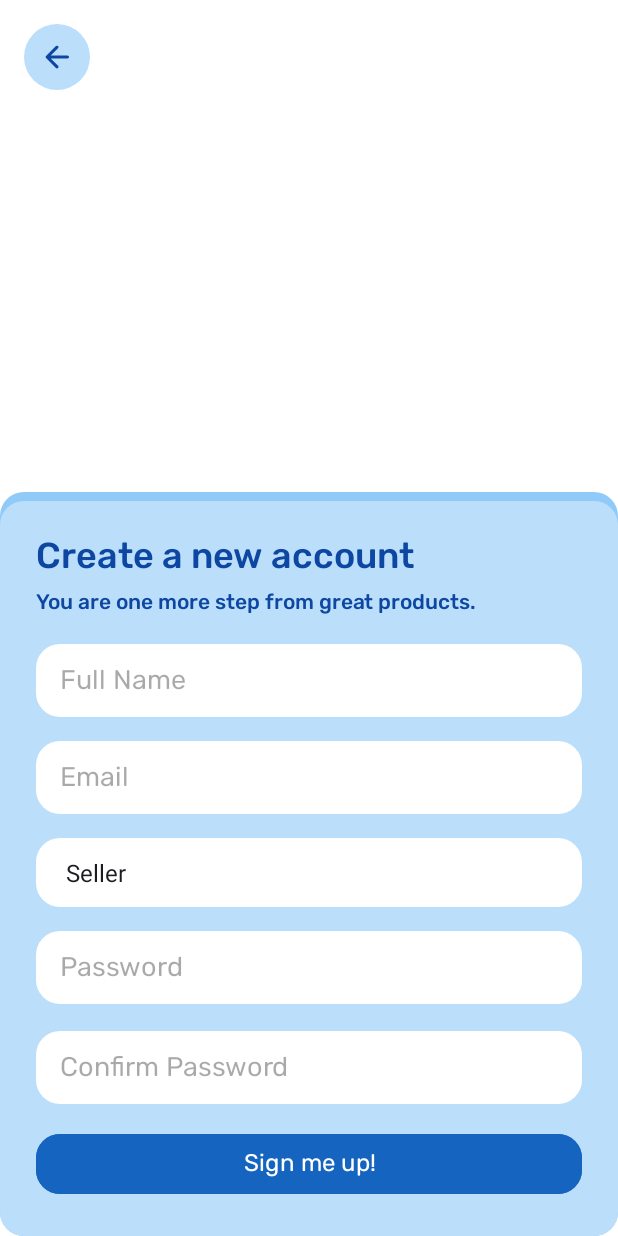
After one commit to C241-BB02/mobile, an Android app: the RegisterActivity screen opened directly, with no data from a screen before it, on a phone screen of 412 x 824 dp. The commit adds this screen. Run offline under Robolectric (Android 15) with nearby library versions, the light colour scheme and no system bars.

Commit message:
wip: update login dialog and create register activity

```diff
--- a/app/src/main/AndroidManifest.xml
+++ b/app/src/main/AndroidManifest.xml
@@ -13,6 +13,9 @@
         android:theme="@style/Theme.BlurredBasket"
         tools:targetApi="31">
         <activity
+            android:name=".onboarding.RegisterActivity"
+            android:exported="false" />
+        <activity
             android:name=".onboarding.OnboardingActivity"
             android:exported="true">
             <intent-filter>
--- a/app/src/main/java/com/c241bb02/blurredbasket/onboarding/OnboardingActivity.kt
+++ b/app/src/main/java/com/c241bb02/blurredbasket/onboarding/OnboardingActivity.kt
@@ -1,12 +1,12 @@
 package com.c241bb02.blurredbasket.onboarding
 
-import android.os.Build
+import android.content.Intent
 import android.os.Bundle
 import android.view.LayoutInflater
-import android.view.WindowInsetsController.APPEARANCE_LIGHT_STATUS_BARS
-import androidx.annotation.RequiresApi
+import android.view.View
+import android.widget.Button
+import android.widget.EditText
 import androidx.appcompat.app.AppCompatActivity
-import androidx.constraintlayout.widget.ConstraintLayout
 import androidx.core.content.ContextCompat
 import androidx.core.view.WindowCompat
 import com.c241bb02.blurredbasket.R
@@ -14,9 +14,8 @@ import com.c241bb02.blurredbasket.databinding.ActivityOnboardingBinding
 import com.google.android.material.bottomsheet.BottomSheetDialog
 
 class OnboardingActivity : AppCompatActivity() {
+    private lateinit var binding: ActivityOnboardingBinding
 
-    private lateinit var binding: ActivityOnboardingBinding
-    @RequiresApi(Build.VERSION_CODES.R)
     override fun onCreate(savedInstanceState: Bundle?) {
         super.onCreate(savedInstanceState)
         binding = ActivityOnboardingBinding.inflate(layoutInflater)
@@ -37,9 +36,30 @@ class OnboardingActivity : AppCompatActivity() {
         with(binding) {
             loginButton.setOnClickListener {
                 val dialog = BottomSheetDialog(this@OnboardingActivity, R.style.CustomBottomSheetDialog)
-                dialog.setContentView(R.layout.login_dialog)
+                val view = LayoutInflater.from(this@OnboardingActivity).inflate(R.layout.login_dialog, null)
+                dialog.setContentView(view)
+                setupLoginDialog(dialog, view)
                 dialog.show()
             }
+
+            registerButton.setOnClickListener {
+                val moveIntent = Intent(this@OnboardingActivity, RegisterActivity::class.java)
+                startActivity(moveIntent)
+            }
+
+        }
+    }
+
+    private fun setupLoginDialog(dialog: BottomSheetDialog, view: View) {
+        val loginTriggerButton = view.findViewById<Button>(R.id.login_trigger_button)
+        val emailInput = view.findViewById<EditText>(R.id.emailEditText)
+        val passwordInput = view.findViewById<EditText>(R.id.passwordEditText)
+
+        loginTriggerButton.setOnClickListener {
+            val email = emailInput.text.toString()
+            val password = passwordInput.text.toString()
+            // TODO: hit backend
+            // dialog.dismiss()
         }
     }
 }
--- /dev/null
+++ b/app/src/main/java/com/c241bb02/blurredbasket/onboarding/RegisterActivity.kt
@@ -0,0 +1,50 @@
+package com.c241bb02.blurredbasket.onboarding
+
+import androidx.appcompat.app.AppCompatActivity
+import android.os.Bundle
+import android.widget.ArrayAdapter
+import android.widget.Spinner
+import androidx.core.content.ContextCompat
+import androidx.core.view.WindowCompat
+import com.c241bb02.blurredbasket.R
+import com.c241bb02.blurredbasket.databinding.ActivityRegisterBinding
+
+class RegisterActivity : AppCompatActivity() {
+    private lateinit var binding: ActivityRegisterBinding
+    override fun onCreate(savedInstanceState: Bundle?) {
+        super.onCreate(savedInstanceState)
+        binding = ActivityRegisterBinding.inflate(layoutInflater)
+        setContentView(binding.root)
+
+        setupStatusBar()
+        setupButtons()
+
+        val spinner: Spinner = findViewById(R.id.planets_spinner)
+// Create an ArrayAdapter using the string array and a default spinner layout.
+        ArrayAdapter.createFromResource(
+            this,
+            R.array.planets_array,
+            android.R.layout.simple_spinner_item
+        ).also { adapter ->
+            // Specify the layout to use when the list of choices appears.
+            adapter.setDropDownViewResource(android.R.layout.simple_spinner_dropdown_item)
+            // Apply the adapter to the spinner.
+            spinner.adapter = adapter
+        }
+    }
+
+    private fun setupStatusBar() {
+        window.statusBarColor = ContextCompat.getColor(this, R.color.white)
+        WindowCompat.getInsetsController(window, window.decorView).apply {
+            isAppearanceLightStatusBars = true
+        }
+    }
+
+    private fun setupButtons() {
+        with(binding) {
+            registerBackButton.setOnClickListener {
+                onBackPressedDispatcher.onBackPressed()
+            }
+        }
+    }
+}
--- /dev/null
+++ b/app/src/main/res/drawable/back_button_bg.xml
@@ -0,0 +1,8 @@
+<?xml version="1.0" encoding="utf-8"?>
+<shape xmlns:android="http://schemas.android.com/apk/res/android">
+    <solid
+        android:color="@color/blue_100" />
+
+    <corners
+        android:radius="64dp" />
+</shape>
--- /dev/null
+++ b/app/src/main/res/drawable/input_bg.xml
@@ -0,0 +1,8 @@
+<?xml version="1.0" encoding="utf-8"?>
+<shape xmlns:android="http://schemas.android.com/apk/res/android">
+    <solid
+        android:color="@color/white" />
+
+    <corners
+        android:radius="16dp" />
+</shape>
--- /dev/null
+++ b/app/src/main/res/drawable/register_account_bg.xml
@@ -0,0 +1,18 @@
+<?xml version="1.0" encoding="utf-8"?>
+<layer-list xmlns:android="http://schemas.android.com/apk/res/android">
+    <!-- This is the line -->
+    <item>
+        <shape>
+            <padding android:left="0dp" android:top="6dp" android:right="0dp" android:bottom="0dp"/>
+            <solid android:color="@color/blue_200" />
+            <corners android:radius="16dp" />
+        </shape>
+    </item>
+    <!-- This is the main color -->
+    <item>
+        <shape>
+            <solid android:color="@color/blue_100" />
+            <corners android:radius="16dp" />
+        </shape>
+    </item>
+</layer-list>
--- /dev/null
+++ b/app/src/main/res/drawable/rounded_arrow_back_24.xml
@@ -0,0 +1,5 @@
+<vector android:autoMirrored="true" android:height="24dp"
+    android:tint="#000000" android:viewportHeight="960"
+    android:viewportWidth="960" android:width="24dp" xmlns:android="http://schemas.android.com/apk/res/android">
+    <path android:fillColor="@android:color/white" android:pathData="M313,520L509,716Q521,728 520.5,744Q520,760 508,772Q496,783 480,783.5Q464,784 452,772L188,508Q182,502 179.5,495Q177,488 177,480Q177,472 179.5,465Q182,458 188,452L452,188Q463,177 479.5,177Q496,177 508,188Q520,200 520,216.5Q520,233 508,245L313,440L760,440Q777,440 788.5,451.5Q800,463 800,480Q800,497 788.5,508.5Q777,520 760,520L313,520Z"/>
+</vector>
--- a/app/src/main/res/layout/activity_onboarding.xml
+++ b/app/src/main/res/layout/activity_onboarding.xml
@@ -125,7 +125,7 @@
         android:layout_width="match_parent"
         android:layout_height="wrap_content"
         android:layout_marginHorizontal="40dp"
-        android:backgroundTint="@color/blue_900"
+        android:backgroundTint="@color/blue_800"
         android:fontFamily="@font/rubik_regular"
         android:minWidth="150dp"
         android:paddingVertical="12dp"
--- /dev/null
+++ b/app/src/main/res/layout/activity_register.xml
@@ -0,0 +1,116 @@
+<?xml version="1.0" encoding="utf-8"?>
+<RelativeLayout xmlns:android="http://schemas.android.com/apk/res/android"
+    xmlns:app="http://schemas.android.com/apk/res-auto"
+    xmlns:tools="http://schemas.android.com/tools"
+    android:layout_width="match_parent"
+    android:layout_height="match_parent"
+    tools:context=".onboarding.RegisterActivity"
+    android:background="@color/white">
+
+    <ImageButton
+        android:id="@+id/register_back_button"
+        android:layout_width="wrap_content"
+        android:layout_height="wrap_content"
+        android:src="@drawable/rounded_arrow_back_24"
+        android:background="@drawable/back_button_bg"
+        app:tint="@color/blue_900"
+        android:padding="10dp"
+        android:layout_margin="16dp"
+        android:contentDescription="@string/back_button" />
+
+    <LinearLayout
+        android:id="@+id/register_form"
+        android:orientation="vertical"
+        android:background="@drawable/register_account_bg"
+        android:padding="24dp"
+        android:layout_width="match_parent"
+        android:layout_height="wrap_content"
+        android:layout_alignParentBottom="true">
+
+        <TextView
+            android:text="@string/register_form_title"
+            android:fontFamily="@font/rubik_medium"
+            android:textColor="@color/blue_900"
+            android:textSize="24sp"
+            android:layout_width="wrap_content"
+            android:layout_height="wrap_content" />
+
+
+        <TextView
+            android:text="@string/register_form_description"
+            android:fontFamily="@font/rubik_medium"
+            android:textColor="@color/blue_900"
+            android:textSize="14sp"
+            android:layout_width="wrap_content"
+            android:layout_height="wrap_content" />
+
+        <Space
+            android:layout_width="match_parent"
+            android:layout_height="16dp" />
+
+        <EditText
+            android:layout_width="match_parent"
+            android:layout_height="wrap_content"
+            style="@style/Custom.EditText"
+            android:inputType="textPersonName"
+            android:hint="@string/full_name"/>
+
+        <Space
+            android:layout_width="match_parent"
+            android:layout_height="16dp" />
+
+        <EditText
+            android:layout_width="match_parent"
+            android:layout_height="wrap_content"
+            style="@style/Custom.EditText"
+            android:inputType="textEmailAddress"
+            android:hint="@string/email"/>
+
+        <Space
+            android:layout_width="match_parent"
+            android:layout_height="16dp" />
+
+        <Spinner
+            android:id="@+id/planets_spinner"
+            android:background="@drawable/input_bg"
+            android:padding="12dp"
+            android:layout_width="match_parent"
+            android:layout_height="wrap_content" />
+
+        <Space
+            android:layout_width="match_parent"
+            android:layout_height="16dp" />
+
+        <EditText
+            android:layout_width="match_parent"
+            android:layout_height="wrap_content"
+            style="@style/Custom.EditText"
+            android:inputType="textPassword"
+            android:hint="@string/password"/>
+
+        <Space
+            android:layout_width="match_parent"
+            android:layout_height="18dp" />
+
+        <EditText
+            android:layout_width="match_parent"
+            android:layout_height="wrap_content"
+            style="@style/Custom.EditText"
+            android:inputType="textPassword"
+            android:hint="@string/confirm_password"/>
+
+        <Space
+            android:layout_width="match_parent"
+            android:layout_height="16dp" />
+
+        <Button
+            android:id="@+id/login_trigger_button"
+            android:layout_width="match_parent"
+            android:layout_height="wrap_content"
+            android:backgroundTint="@color/blue_800"
+            android:text="@string/sign_me_up"
+            android:textSize="16sp"
+            app:cornerRadius="16dp"
+            android:fontFamily="@font/rubik_regular"/>
+    </LinearLayout>
+</RelativeLayout>
--- a/app/src/main/res/layout/login_dialog.xml
+++ b/app/src/main/res/layout/login_dialog.xml
@@ -4,10 +4,10 @@
     android:layout_width="match_parent"
     android:layout_height="match_parent"
     android:background="@drawable/login_dialog_bg"
-    android:minHeight="400dp"
-    android:id="@+id/login_dialog_weo">
+    android:paddingBottom="32dp">
 
     <com.google.android.material.bottomsheet.BottomSheetDragHandleView
+        app:tint="@color/blue_900"
         android:layout_width="wrap_content"
         android:layout_height="wrap_content"
         app:layout_constraintEnd_toEndOf="parent"
@@ -21,6 +21,20 @@
         android:orientation="vertical"
         app:layout_constraintGuide_begin="40dp" />
 
+    <androidx.constraintlayout.widget.Guideline
+        android:id="@+id/guideline8"
+        android:layout_width="wrap_content"
+        android:layout_height="wrap_content"
+        android:orientation="horizontal"
+        app:layout_constraintGuide_begin="48dp" />
+
+    <androidx.constraintlayout.widget.Guideline
+        android:id="@+id/guideline9"
+        android:layout_width="wrap_content"
+        android:layout_height="wrap_content"
+        android:orientation="vertical"
+        app:layout_constraintGuide_end="40dp" />
+
     <TextView
         android:textColor="#0D47A1"
         android:textSize="32sp"
@@ -28,14 +42,47 @@
         android:id="@+id/textView"
         android:layout_width="wrap_content"
         android:layout_height="wrap_content"
-        android:text="Login"
+        android:text="@string/login"
         app:layout_constraintStart_toStartOf="@+id/guideline7"
         app:layout_constraintTop_toTopOf="@+id/guideline8" />
 
-    <androidx.constraintlayout.widget.Guideline
-        android:id="@+id/guideline8"
-        android:layout_width="wrap_content"
+    <EditText
+        android:id="@+id/emailEditText"
+        android:background="@drawable/input_bg"
+        android:layout_width="match_parent"
         android:layout_height="wrap_content"
-        android:orientation="horizontal"
-        app:layout_constraintGuide_begin="48dp" />
+        style="@style/Custom.EditText"
+        android:layout_marginHorizontal="40dp"
+        android:layout_marginTop="16dp"
+        android:inputType="textEmailAddress"
+        android:hint="@string/email"
+        android:autofillHints="emailAddress"
+        app:layout_constraintTop_toBottomOf="@+id/textView" />
+
+    <EditText
+        android:id="@+id/passwordEditText"
+        android:background="@drawable/input_bg"
+        android:layout_width="match_parent"
+        android:layout_height="wrap_content"
+        style="@style/Custom.EditText"
+        android:layout_marginHorizontal="40dp"
+        android:layout_marginTop="16dp"
+        android:inputType="textPassword"
+        android:hint="@string/password"
+        app:layout_constraintTop_toBottomOf="@+id/emailEditText" />
+
+    <Button
+        android:backgroundTint="@color/blue_800"
+        android:id="@+id/login_trigger_button"
+        android:layout_marginTop="16dp"
+        android:layout_marginHorizontal="40dp"
+        android:layout_width="match_parent"
+        android:layout_height="wrap_content"
+        app:layout_constraintTop_toBottomOf="@+id/passwordEditText"
+        android:text="@string/log_me_in"
+        android:textSize="16sp"
+        app:cornerRadius="16dp"
+        android:fontFamily="@font/rubik_regular"/>
+
+
 </androidx.constraintlayout.widget.ConstraintLayout>
--- a/app/src/main/res/values/strings.xml
+++ b/app/src/main/res/values/strings.xml
@@ -4,4 +4,18 @@
     <string name="login">Login</string>
     <string name="register">Register</string>
     <string name="onboarding_title">Better product finding starts here.</string>
+    <string name="log_me_in">Log me in!</string>
+    <string name="password">Password</string>
+    <string name="email">Email</string>
+    <string name="confirm_password">Confirm Password</string>
+    <string name="full_name">Full Name</string>
+    <string name="sign_me_up">Sign me up!</string>
+    <string name="register_form_title">Create a new account</string>
+    <string name="back_button">Back Button</string>
+    <string name="register_form_description">You are one more step from great products.</string>
+
+    <string-array name="planets_array">
+        <item>Seller</item>
+        <item>Customer</item>
+    </string-array>
 </resources>
--- a/app/src/main/res/values/themes.xml
+++ b/app/src/main/res/values/themes.xml
@@ -11,4 +11,14 @@
         <item name="android:backgroundDimAmount">0.7</item>
     </style>
 
+    <style name="Custom.EditText" parent="@android:style/Widget.EditText">
+        <item name="android:background">@drawable/input_bg</item>
+        <item name="android:textColor">@color/blue_900</item>
+        <item name="android:fontFamily">@font/rubik_regular</item>
+        <item name="android:paddingLeft">16dp</item>
+        <item name="android:paddingTop">10dp</item>
+        <item name="android:paddingBottom">10dp</item>
+        <item name="android:radius">8dp</item>
+    </style>
+
 </resources>
```
